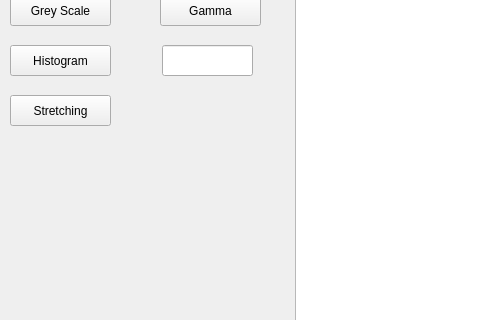
Qt form mainwindowqt.ui (rozman123/MyImageProccesingApp) before a commit; both pictures show x 0 to 480 and y 125 to 445 of the 1227 by 600 pixel window.
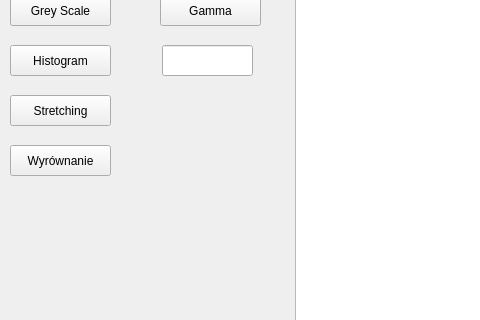
The same form after that commit.

Diff of the .ui file:
```diff
--- a/mainwindowqt.ui
+++ b/mainwindowqt.ui
@@ -138,6 +138,19 @@
      <string>Histogram</string>
     </property>
    </widget>
+   <widget class="QPushButton" name="wyrownanie">
+    <property name="geometry">
+     <rect>
+      <x>10</x>
+      <y>270</y>
+      <width>101</width>
+      <height>31</height>
+     </rect>
+    </property>
+    <property name="text">
+     <string>Wyrównanie</string>
+    </property>
+   </widget>
   </widget>
   <widget class="QMenuBar" name="menubar">
    <property name="geometry">
```
